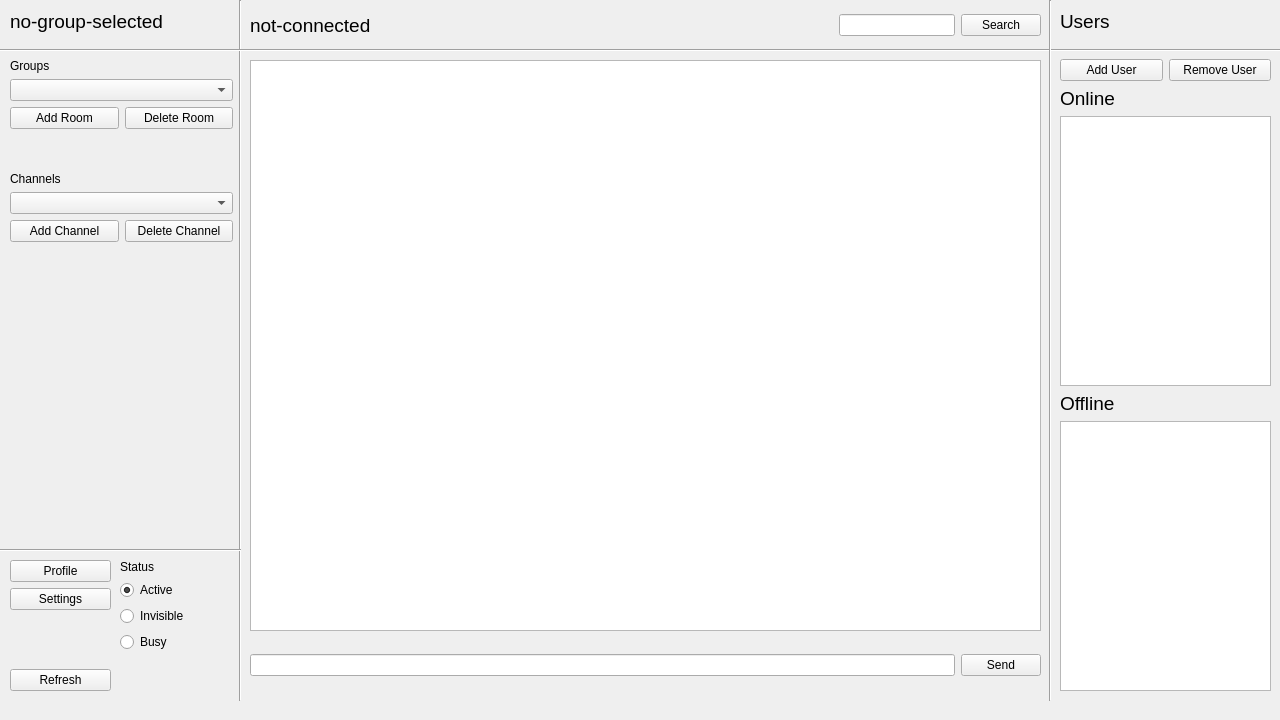
Old version of the form Project Implementation/Messaging App Codebase/forms/mainwindow.ui in the repository Hannah-Ashna/Messaging-Application.
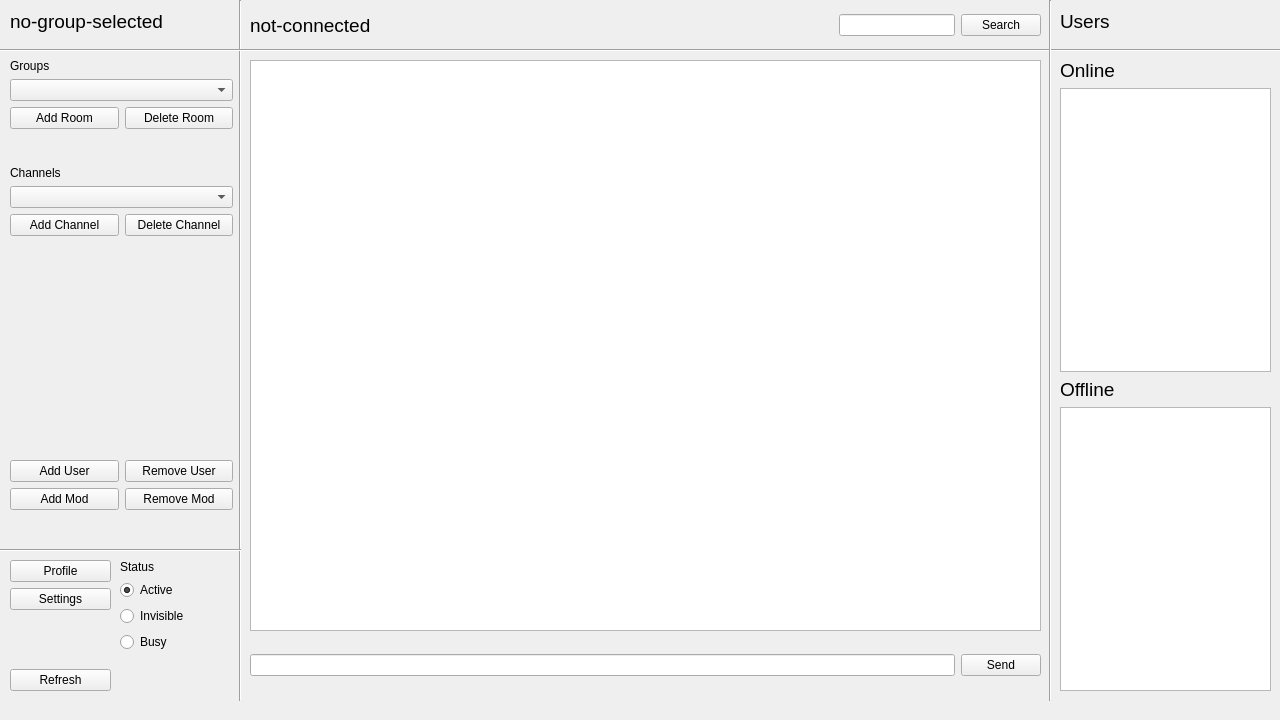
New version of the form. The open tabs and pages were chosen to show the change.

What changed in the file:
```diff
--- a/Project Implementation/Messaging App Codebase/forms/mainwindow.ui
+++ b/Project Implementation/Messaging App Codebase/forms/mainwindow.ui
@@ -475,6 +475,42 @@
          </property>
         </spacer>
        </item>
+       <item>
+        <layout class="QHBoxLayout" name="horizontalLayout_9">
+         <item>
+          <widget class="QPushButton" name="addUserButton">
+           <property name="text">
+            <string>Add User</string>
+           </property>
+          </widget>
+         </item>
+         <item>
+          <widget class="QPushButton" name="removeUserButton">
+           <property name="text">
+            <string>Remove User</string>
+           </property>
+          </widget>
+         </item>
+        </layout>
+       </item>
+       <item>
+        <layout class="QHBoxLayout" name="horizontalLayout_11">
+         <item>
+          <widget class="QPushButton" name="addModButton">
+           <property name="text">
+            <string>Add Mod</string>
+           </property>
+          </widget>
+         </item>
+         <item>
+          <widget class="QPushButton" name="removeModButton">
+           <property name="text">
+            <string>Remove Mod</string>
+           </property>
+          </widget>
+         </item>
+        </layout>
+       </item>
        <item>
         <spacer name="verticalSpacer_2">
          <property name="orientation">
@@ -624,24 +660,6 @@
          </property>
         </spacer>
        </item>
-       <item>
-        <layout class="QHBoxLayout" name="horizontalLayout_9">
-         <item>
-          <widget class="QPushButton" name="addUserButton">
-           <property name="text">
-            <string>Add User</string>
-           </property>
-          </widget>
-         </item>
-         <item>
-          <widget class="QPushButton" name="removeUserButton">
-           <property name="text">
-            <string>Remove User</string>
-           </property>
-          </widget>
-         </item>
-        </layout>
-       </item>
        <item>
         <widget class="QLabel" name="usersLabel_2">
          <property name="font">
```
